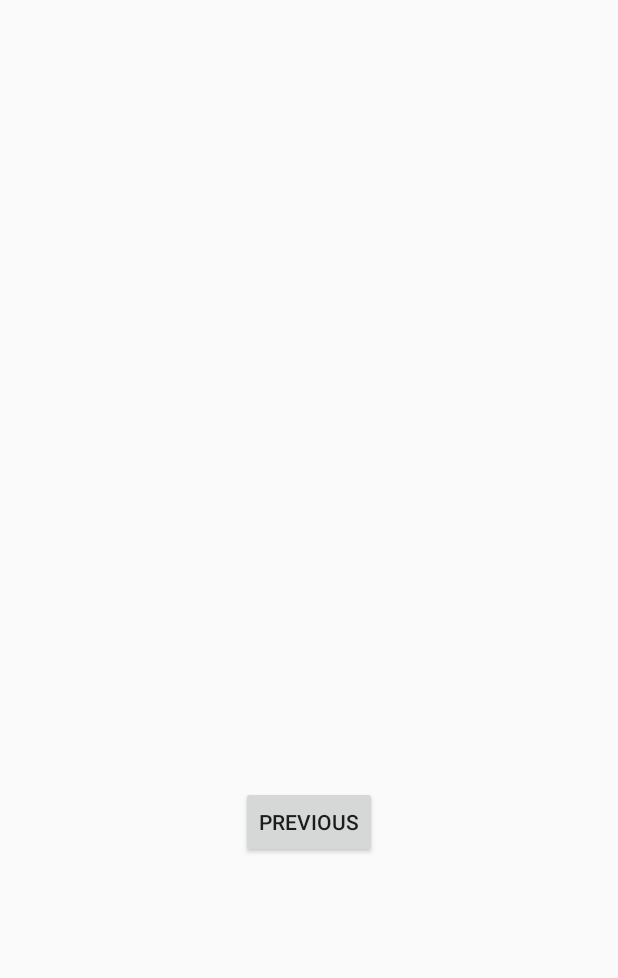
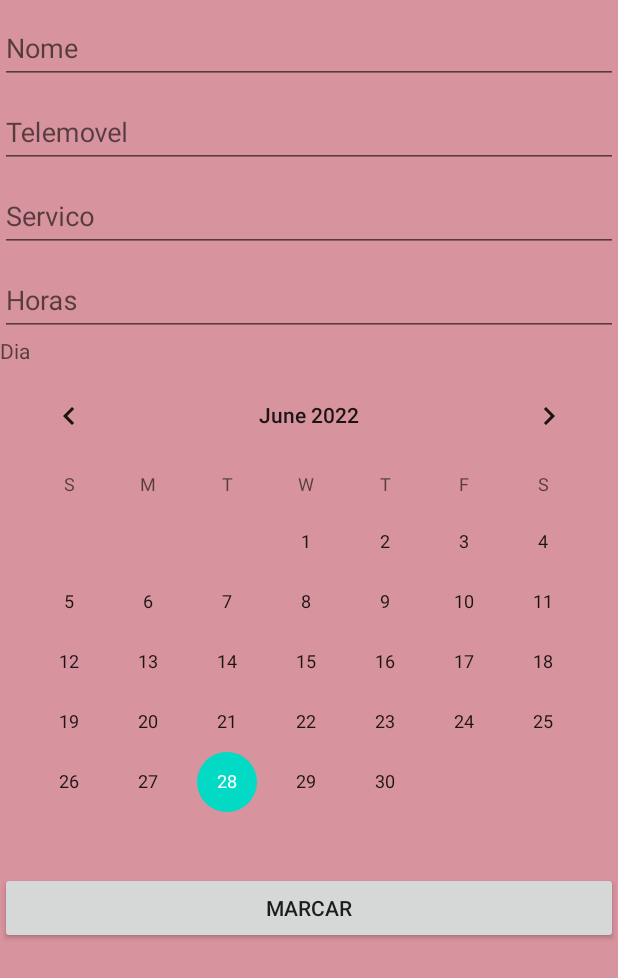
Before and after one commit to franciscop101/Programacao_Avancada, an Android app: the SecondFragment screen opened through its navigation route, on a phone screen of 412 x 824 dp. Shown: the top 978 px of the screen. Run offline under Robolectric (Android 15) with nearby library versions, the phone set to English and light mode, and no system bars; our stand-ins replace navigation-ui.

Commit message:
Correçao de erros (Android X)

```diff
--- a/app/src/main/java/com/example/trabalho/FirstFragment.kt
+++ b/app/src/main/java/com/example/trabalho/FirstFragment.kt
@@ -1,7 +1,7 @@
 package com.example.trabalho
 
 import android.os.Bundle
-import android.support.v4.app.Fragment
+import androidx.fragment.app.Fragment
 import android.view.LayoutInflater
 import android.view.View
 import android.view.ViewGroup
--- a/app/src/main/java/com/example/trabalho/MainActivity.kt
+++ b/app/src/main/java/com/example/trabalho/MainActivity.kt
@@ -2,7 +2,7 @@ package com.example.trabalho
 
 import android.os.Bundle
 /**import android.support.design.widget.Snackbar*/
-import android.support.v7.app.AppCompatActivity
+import androidx.appcompat.app.AppCompatActivity
 import androidx.navigation.findNavController
 import androidx.navigation.ui.AppBarConfiguration
 import androidx.navigation.ui.navigateUp
--- a/app/src/main/java/com/example/trabalho/SecondFragment.kt
+++ b/app/src/main/java/com/example/trabalho/SecondFragment.kt
@@ -1,7 +1,7 @@
 package com.example.trabalho
 
 import android.os.Bundle
-import android.support.v4.app.Fragment
+import androidx.fragment.app.Fragment
 import android.view.LayoutInflater
 import android.view.View
 import android.view.ViewGroup
@@ -32,9 +32,7 @@ class SecondFragment : Fragment() {
     override fun onViewCreated(view: View, savedInstanceState: Bundle?) {
         super.onViewCreated(view, savedInstanceState)
 
-        binding.buttonSecond.setOnClickListener {
-            findNavController().navigate(R.id.action_SecondFragment_to_FirstFragment)
-        }
+
     }
 
     override fun onDestroyView() {
--- a/app/src/main/res/layout/activity_main.xml
+++ b/app/src/main/res/layout/activity_main.xml
@@ -1,25 +1,25 @@
 <?xml version="1.0" encoding="utf-8"?>
-<android.support.design.widget.CoordinatorLayout xmlns:android="http://schemas.android.com/apk/res/android"
+<androidx.coordinatorlayout.widget.CoordinatorLayout xmlns:android="http://schemas.android.com/apk/res/android"
     xmlns:app="http://schemas.android.com/apk/res-auto"
     xmlns:tools="http://schemas.android.com/tools"
     android:layout_width="match_parent"
     android:layout_height="match_parent"
     tools:context=".MainActivity">
 
-    <android.support.design.widget.AppBarLayout
+    <com.google.android.material.appbar.AppBarLayout
         android:layout_width="match_parent"
         android:layout_height="wrap_content"
         android:theme="@style/Theme.Trabalho.AppBarOverlay">
 
-        <android.support.v7.widget.Toolbar
+        <androidx.appcompat.widget.Toolbar
             android:id="@+id/toolbar"
             android:layout_width="match_parent"
             android:layout_height="0px"
             android:background="?attr/colorPrimary"
             app:popupTheme="@style/Theme.Trabalho.PopupOverlay" />
 
-    </android.support.design.widget.AppBarLayout>
+    </com.google.android.material.appbar.AppBarLayout>
 
     <include layout="@layout/content_main" />
 
-</android.support.design.widget.CoordinatorLayout>
+</androidx.coordinatorlayout.widget.CoordinatorLayout>
--- a/app/src/main/res/layout/content_main.xml
+++ b/app/src/main/res/layout/content_main.xml
@@ -1,5 +1,5 @@
 <?xml version="1.0" encoding="utf-8"?>
-<android.support.constraint.ConstraintLayout xmlns:android="http://schemas.android.com/apk/res/android"
+<androidx.constraintlayout.widget.ConstraintLayout xmlns:android="http://schemas.android.com/apk/res/android"
     xmlns:app="http://schemas.android.com/apk/res-auto"
     android:layout_width="match_parent"
     android:layout_height="match_parent"
@@ -16,4 +16,4 @@
         app:layout_constraintRight_toRightOf="parent"
         app:layout_constraintTop_toTopOf="parent"
         app:navGraph="@navigation/nav_graph" />
-</android.support.constraint.ConstraintLayout>
+</androidx.constraintlayout.widget.ConstraintLayout>
--- a/app/src/main/res/layout/fragment_first.xml
+++ b/app/src/main/res/layout/fragment_first.xml
@@ -6,7 +6,7 @@
     android:layout_height="match_parent"
     tools:context=".FirstFragment" >
 
-    <android.support.constraint.ConstraintLayout
+    <androidx.constraintlayout.widget.ConstraintLayout
         android:layout_width="match_parent"
         android:layout_height="wrap_content"
         android:background="#ADC86473">
@@ -44,9 +44,12 @@
             android:layout_height="150dp"
             android:layout_marginStart="40dp"
             android:layout_marginTop="64dp"
+            android:layout_marginEnd="25dp"
             android:foreground="@drawable/gel_nais"
             android:importantForAccessibility="no"
             android:text="@string/gel_nails"
+            app:layout_constraintEnd_toStartOf="@+id/button6"
+            app:layout_constraintHorizontal_bias="0.833"
             app:layout_constraintStart_toStartOf="parent"
             app:layout_constraintTop_toBottomOf="@+id/textView3" />
 
@@ -116,9 +119,8 @@
             android:text="@string/lifting"
             app:layout_constraintBottom_toBottomOf="parent"
             app:layout_constraintEnd_toEndOf="@+id/button8"
-            app:layout_constraintHorizontal_bias="0.0"
             app:layout_constraintStart_toStartOf="@+id/button5"
             app:layout_constraintTop_toBottomOf="@+id/button8" />
 
-    </android.support.constraint.ConstraintLayout>
+    </androidx.constraintlayout.widget.ConstraintLayout>
 </ScrollView>
--- a/app/src/main/res/layout/fragment_second.xml
+++ b/app/src/main/res/layout/fragment_second.xml
@@ -1,27 +1,99 @@
 <?xml version="1.0" encoding="utf-8"?>
-<android.support.constraint.ConstraintLayout xmlns:android="http://schemas.android.com/apk/res/android"
+<androidx.constraintlayout.widget.ConstraintLayout xmlns:android="http://schemas.android.com/apk/res/android"
     xmlns:app="http://schemas.android.com/apk/res-auto"
     xmlns:tools="http://schemas.android.com/tools"
     android:layout_width="match_parent"
     android:layout_height="match_parent"
+    android:background="#ADC86473"
     tools:context=".SecondFragment">
 
-    <TextView
-        android:id="@+id/textview_second"
-        android:layout_width="wrap_content"
-        android:layout_height="wrap_content"
-        app:layout_constraintBottom_toTopOf="@id/button_second"
-        app:layout_constraintEnd_toEndOf="parent"
-        app:layout_constraintStart_toStartOf="parent"
-        app:layout_constraintTop_toTopOf="parent" />
+    <ScrollView
+        android:layout_width="match_parent"
+        android:layout_height="match_parent"
+        android:orientation="vertical"
+        tools:context=".MainActivity"
+        tools:layout_editor_absoluteX="0dp"
+        tools:layout_editor_absoluteY="-68dp">
 
-    <Button
-        android:id="@+id/button_second"
-        android:layout_width="wrap_content"
-        android:layout_height="wrap_content"
-        android:text="@string/previous"
-        app:layout_constraintBottom_toBottomOf="parent"
-        app:layout_constraintEnd_toEndOf="parent"
-        app:layout_constraintStart_toStartOf="parent"
-        app:layout_constraintTop_toBottomOf="@id/textview_second" />
-</android.support.constraint.ConstraintLayout>
+        <LinearLayout
+            android:layout_width="match_parent"
+            android:layout_height="wrap_content"
+            android:orientation="vertical">
+
+            <com.google.android.material.textfield.TextInputLayout
+                android:layout_width="match_parent"
+                android:layout_height="match_parent">
+
+                <com.google.android.material.textfield.TextInputEditText
+                    android:id="@+id/editTextNome"
+                    android:layout_width="match_parent"
+                    android:layout_height="wrap_content"
+                    android:hint="@string/nome"
+                    android:inputType="textPersonName"
+                    tools:ignore="TextContrastCheck,TouchTargetSizeCheck" />
+
+                <com.google.android.material.textfield.TextInputLayout
+                    android:layout_width="match_parent"
+                    android:layout_height="match_parent">
+
+                    <com.google.android.material.textfield.TextInputEditText
+                        android:id="@+id/editTextTelemovel"
+                        android:layout_width="match_parent"
+                        android:layout_height="wrap_content"
+                        android:hint="@string/telemovel"
+                        android:inputType="phone"
+                        tools:ignore="TextContrastCheck,TouchTargetSizeCheck" />
+
+                    <com.google.android.material.textfield.TextInputLayout
+                        android:layout_width="match_parent"
+                        android:layout_height="match_parent">
+
+                        <com.google.android.material.textfield.TextInputEditText
+                            android:id="@+id/editTextServices"
+                            android:layout_width="match_parent"
+                            android:layout_height="wrap_content"
+
+                            android:hint="@string/servico"
+                            tools:ignore="TextContrastCheck,TouchTargetSizeCheck" />
+
+                        <com.google.android.material.textfield.TextInputLayout
+                            android:layout_width="match_parent"
+                            android:layout_height="match_parent">
+
+                            <com.google.android.material.textfield.TextInputEditText
+                                android:id="@+id/editTextHoras"
+                                android:layout_width="match_parent"
+                                android:layout_height="wrap_content"
+
+                                android:hint="@string/horas"
+
+                                tools:ignore="TextContrastCheck,TouchTargetSizeCheck" />
+
+
+                        </com.google.android.material.textfield.TextInputLayout>
+
+                        <TextView
+                            android:id="@+id/textViewDia"
+                            android:layout_width="wrap_content"
+                            android:layout_height="wrap_content"
+
+                            android:hint="@string/dia"
+                            tools:ignore="TextContrastCheck" />
+
+                        <CalendarView
+                            android:id="@+id/calendarViewDataNascimento"
+                            android:layout_width="match_parent"
+                            android:layout_height="wrap_content" />
+
+                        <Button
+                            android:id="@+id/buttonEnviar"
+                            android:layout_width="match_parent"
+                            android:layout_height="wrap_content"
+                            android:text="@string/marcar" />
+                    </com.google.android.material.textfield.TextInputLayout>
+                </com.google.android.material.textfield.TextInputLayout>
+            </com.google.android.material.textfield.TextInputLayout>
+        </LinearLayout>
+
+    </ScrollView>
+</androidx.constraintlayout.widget.ConstraintLayout>
--- a/app/src/main/res/values/strings.xml
+++ b/app/src/main/res/values/strings.xml
@@ -109,4 +109,10 @@
         "For example, position the FAB to one side of stream of a cards so the FAB won’t interfere "
         "when a user tries to pick up one of cards.\n\n"
     </string>
+    <string name="nome">Nome</string>
+    <string name="telemovel">Telemovel</string>
+    <string name="horas">Horas</string>
+    <string name="servico">Servico</string>
+    <string name="marcar">Marcar</string>
+    <string name="dia">Dia</string>
 </resources>
--- a/gradle.properties
+++ b/gradle.properties
@@ -17,3 +17,5 @@ kotlin.code.style=official
 # resources declared in the library itself and none from the library's dependencies,
 # thereby reducing the size of the R class for that library
 android.nonTransitiveRClass=true
+android.useAndroidX=true
+android.enableJetifier=true
```
Also changed, not shown: app/build.gradle (+9 -8 lines), 1 other file.
